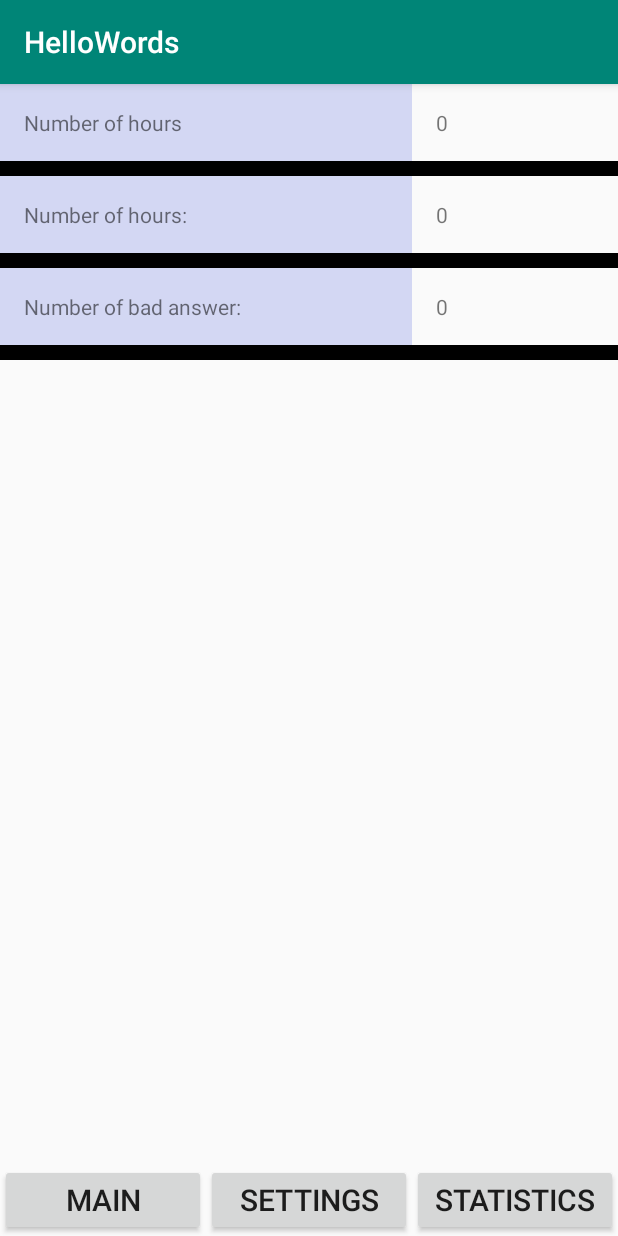
After one commit to afrikanov/HelloWords, an Android app: the Statistics screen opened directly, with no data from a screen before it, on a phone screen of 412 x 824 dp. The commit adds this screen. Run offline under Robolectric (Android 15) with nearby library versions, the phone set to English and light mode, and no system bars.

Commit message:
added statistics activity

```diff
--- a/VProject/HelloWords/app/src/main/AndroidManifest.xml
+++ b/VProject/HelloWords/app/src/main/AndroidManifest.xml
@@ -9,8 +9,8 @@
         android:roundIcon="@mipmap/ic_launcher_round"
         android:supportsRtl="true"
         android:theme="@style/AppTheme">
-        <activity android:name=".MainActivity">
-        </activity>
+        <activity android:name=".Statistics"></activity>
+        <activity android:name=".MainActivity"></activity>
         <activity
             android:name=".HeadbandActivity"
             android:label="@string/app_name"
--- a/VProject/HelloWords/app/src/main/java/com/example/hellowords/MainActivity.java
+++ b/VProject/HelloWords/app/src/main/java/com/example/hellowords/MainActivity.java
@@ -12,6 +12,10 @@ public class MainActivity extends AppCompatActivity {
     protected void onCreate(Bundle savedInstanceState) {
         super.onCreate(savedInstanceState);
         setContentView(R.layout.activity_main);
+        findViewById(R.id.thirdButton).setOnClickListener(v -> {
+            startActivity(new Intent(this, Statistics.class));
+
+        });
     }
 
     public void openCounter(View view) {
--- /dev/null
+++ b/VProject/HelloWords/app/src/main/java/com/example/hellowords/Statistics.java
@@ -0,0 +1,29 @@
+package com.example.hellowords;
+
+import androidx.appcompat.app.AppCompatActivity;
+
+import android.content.Intent;
+import android.os.Bundle;
+
+import java.util.ArrayList;
+import java.util.HashMap;
+import java.util.List;
+
+public class Statistics extends AppCompatActivity {
+
+    @Override
+    protected void onCreate(Bundle savedInstanceState) {
+        super.onCreate(savedInstanceState);
+        setContentView(R.layout.activity_statistics);
+        List<StatisticsElement> list = new ArrayList<>();
+        list.add(new StatisticsElement("Number of hours", 0));
+        list.add(new StatisticsElement("Number of hours:", 0));
+        list.add(new StatisticsElement("Number of bad answer:", 0));
+        StatisticsList counterList = new StatisticsList(findViewById(R.id.list));
+        counterList.setStatistics(list);
+        findViewById(R.id.firstButton).setOnClickListener(v -> {
+            startActivity(new Intent(this, MainActivity.class));
+
+        });
+    }
+}
--- /dev/null
+++ b/VProject/HelloWords/app/src/main/java/com/example/hellowords/StatisticsElement.java
@@ -0,0 +1,18 @@
+package com.example.hellowords;
+
+public class StatisticsElement {
+    private String name;
+    private int number;
+    public StatisticsElement(String name, int number) {
+        this.name = name;
+        this.number = number;
+    }
+
+    public String getName() {
+        return name;
+    }
+
+    public int getNumber() {
+        return number;
+    }
+}
--- /dev/null
+++ b/VProject/HelloWords/app/src/main/java/com/example/hellowords/StatisticsList.java
@@ -0,0 +1,66 @@
+package com.example.hellowords;
+
+import android.view.LayoutInflater;
+import android.view.View;
+import android.view.ViewGroup;
+import android.widget.TextView;
+
+import androidx.annotation.NonNull;
+import androidx.recyclerview.widget.LinearLayoutManager;
+import androidx.recyclerview.widget.RecyclerView;
+
+import java.util.List;
+
+public class StatisticsList {
+
+    private StatisticsAdapter statisticsAdapter = null;
+    public StatisticsList(RecyclerView rv) {
+        rv.setLayoutManager(new LinearLayoutManager(rv.getContext()));
+        statisticsAdapter = new StatisticsAdapter();
+        rv.setAdapter(statisticsAdapter);
+    }
+
+    public void setStatistics(List<StatisticsElement> list) {
+        statisticsAdapter.setData(list);
+    }
+
+    static class StatisticsAdapter extends RecyclerView.Adapter<StatisticsAdapter.Vh> {
+        private List<StatisticsElement> data;
+        void setData(List<StatisticsElement> data) {
+            this.data = data;
+            notifyDataSetChanged();
+        }
+        @NonNull
+        @Override
+        public Vh onCreateViewHolder(@NonNull ViewGroup parent, int viewType) {
+            return new Vh(parent);
+        }
+
+        @Override
+        public void onBindViewHolder(@NonNull Vh holder, int position) {
+            holder.bind(data.get(position));
+        }
+
+        @Override
+        public int getItemCount() {
+            return data.size();
+        }
+
+        class Vh extends RecyclerView.ViewHolder {
+
+            private final TextView name;
+            private final TextView value;
+            public Vh(ViewGroup parent) {
+                super(LayoutInflater.from(parent.getContext())
+                        .inflate(R.layout.statistics_item, parent, false));
+                name = itemView.findViewById(R.id.counter_name);
+                value = itemView.findViewById(R.id.counter_value);
+            }
+
+            void bind(StatisticsElement statisticsElement) {
+                name.setText(statisticsElement.getName());
+                value.setText(String.valueOf(statisticsElement.getNumber()));
+            }
+        }
+    }
+}
--- /dev/null
+++ b/VProject/HelloWords/app/src/main/res/layout/activity_statistics.xml
@@ -0,0 +1,51 @@
+<?xml version="1.0" encoding="utf-8"?>
+<LinearLayout
+    xmlns:android="http://schemas.android.com/apk/res/android"
+    xmlns:tools="http://schemas.android.com/tools"
+    xmlns:app="http://schemas.android.com/apk/res-auto"
+    android:layout_width="match_parent"
+    android:layout_height="match_parent"
+    android:orientation="vertical"
+    app:layout_behavior="@string/appbar_scrolling_view_behavior"
+    tools:context=".Statistics">
+
+    <androidx.recyclerview.widget.RecyclerView
+        android:id="@+id/list"
+        android:layout_width="match_parent"
+        android:layout_height="match_parent"
+        android:layout_weight="1"
+        app:layout_constraintEnd_toEndOf="parent"
+        tools:layout_editor_absoluteY="261dp" />
+
+    <LinearLayout
+        android:layout_width="match_parent"
+        android:layout_height="wrap_content"
+        android:textColor="@android:color/background_dark"
+        tools:ignore="MissingConstraints">
+        <Button
+            android:id="@+id/firstButton"
+            android:layout_width="0dp"
+            android:layout_height="match_parent"
+            android:layout_weight="1"
+            android:text="Main"
+            android:gravity="center"
+            android:textSize="20sp"/>
+        <Button
+            android:id="@+id/secondButton"
+            android:layout_width="0dp"
+            android:layout_height="match_parent"
+            android:layout_weight="1"
+            android:text="Settings"
+            android:gravity="center"
+            android:textSize="20sp"/>
+        <Button
+            android:id="@+id/thirdButton"
+            android:layout_width="0dp"
+            android:layout_height="match_parent"
+            android:layout_weight="1"
+            android:text="Statistics"
+            android:gravity="center"
+            android:textSize="20sp"/>
+    </LinearLayout>
+
+</LinearLayout>
--- /dev/null
+++ b/VProject/HelloWords/app/src/main/res/layout/statistics_item.xml
@@ -0,0 +1,39 @@
+<?xml version="1.0" encoding="utf-8"?>
+<LinearLayout xmlns:android="http://schemas.android.com/apk/res/android"
+    xmlns:tools="http://schemas.android.com/tools"
+    android:orientation="vertical"
+    android:layout_width="match_parent"
+    android:layout_height="wrap_content">
+
+    <LinearLayout
+        android:layout_width="match_parent"
+        android:layout_height="wrap_content"
+        android:orientation="horizontal">
+
+        <TextView
+            android:id="@+id/counter_name"
+            android:layout_width="0dp"
+            android:layout_height="match_parent"
+            android:layout_weight="2"
+            android:background="#D3D7F3"
+            android:padding="16dp"
+            tools:text="Counter name">
+        </TextView>
+        <TextView
+            android:id="@+id/counter_value"
+            android:layout_width="0dp"
+            android:padding="16dp"
+            android:layout_weight="1"
+            android:layout_height="match_parent"
+            tools:text="145">
+        </TextView>
+    </LinearLayout>
+
+    <TextView
+        android:layout_width="match_parent"
+        android:layout_height="10dp"
+        android:background="#000000"
+        android:padding="16dp"
+        tools:text="Counter name"></TextView>
+
+</LinearLayout>
```
